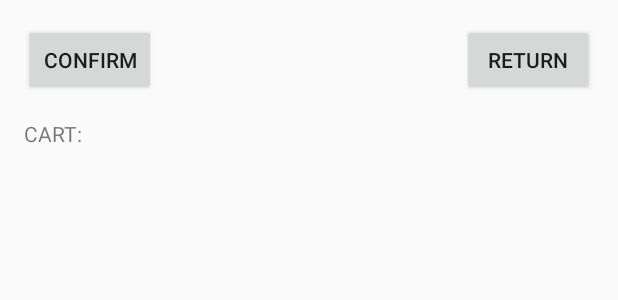
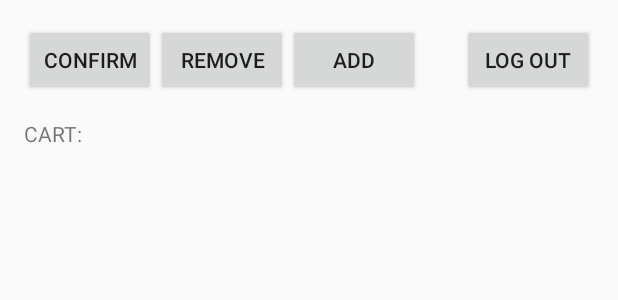
Before and after one commit to DwardTiro/-MOBAPDE--EnlistmentApp, an Android app: the layout activity_shopping_cart.xml on its own in the app's theme, with its tools: preview values and no code run, on a phone screen of 412 x 824 dp. Shown: the top 300 px of the screen. Run offline under Robolectric (Android 15) with nearby library versions, the phone set to English and light mode, and no system bars; network calls fail.

Commit message:
Most recent working state

```diff
--- a/MiniChallenge2/app/src/main/java/com/example/owner/minichallenge2/Constants.java
+++ b/MiniChallenge2/app/src/main/java/com/example/owner/minichallenge2/Constants.java
@@ -6,7 +6,7 @@ package com.example.owner.minichallenge2;
 
 public class Constants {
 
-    public static final String ROOT_URL = "http://192.168.196.2/Android/v1/";
+    public static final String ROOT_URL = "http://192.168.0.10/Android/v1/";
     public static final String URL_REGISTER = ROOT_URL+"registerUser.php";
     public static final String URL_LOGIN = ROOT_URL+"userLogin.php";
 }
--- a/MiniChallenge2/app/src/main/java/com/example/owner/minichallenge2/MainActivity.java
+++ b/MiniChallenge2/app/src/main/java/com/example/owner/minichallenge2/MainActivity.java
@@ -58,7 +58,6 @@ public class MainActivity extends AppCompatActivity {
                         System.out.println("Here boys");
                         progressDialog.dismiss();
                         try {
-                            System.out.println("YOU FINALLY GOT IN");
                             JSONObject obj = new JSONObject(response);
                             if (!obj.getBoolean("error")) {
                                 SharedPrefManager.getInstance(getApplicationContext())
@@ -69,7 +68,8 @@ public class MainActivity extends AppCompatActivity {
                                                 obj.getString("gender"),
                                                 obj.getString("reg_date")
                                         );
-                                startActivity(new Intent(getApplicationContext(), UserActivity.class));
+                                System.out.println("U here na");
+                                startActivity(new Intent(getApplicationContext(), ShoppingCartActivity.class));
                                 finish();
                             } else {
                                 Toast.makeText(
--- a/MiniChallenge2/app/src/main/java/com/example/owner/minichallenge2/UserActivity.java
+++ b/MiniChallenge2/app/src/main/java/com/example/owner/minichallenge2/UserActivity.java
@@ -1,5 +1,6 @@
 package com.example.owner.minichallenge2;
 
+import android.content.Intent;
 import android.support.v7.app.AppCompatActivity;
 import android.os.Bundle;
 
@@ -10,4 +11,6 @@ public class UserActivity extends AppCompatActivity {
         super.onCreate(savedInstanceState);
         setContentView(R.layout.activity_user);
     }
+
+
 }
--- a/MiniChallenge2/app/src/main/res/layout/activity_shopping_cart.xml
+++ b/MiniChallenge2/app/src/main/res/layout/activity_shopping_cart.xml
@@ -15,21 +15,14 @@
         android:layout_height="match_parent"
         android:layout_alignParentStart="true"
         android:layout_marginTop="35dp"
-        android:layout_below="@+id/button2" />
-
-    <Button
-        android:text="RETURN"
-        android:layout_width="wrap_content"
-        android:layout_height="wrap_content"
-        android:id="@+id/button3"
-        android:layout_alignParentTop="true"
-        android:layout_alignParentEnd="true" />
+        android:id="@+id/lvCourseList"
+        android:layout_below="@+id/btnConfirm" />
 
     <TextView
         android:text="CART:"
         android:layout_width="wrap_content"
         android:layout_height="wrap_content"
-        android:layout_below="@+id/button2"
+        android:layout_below="@+id/btnConfirm"
         android:layout_alignParentStart="true"
         android:layout_marginTop="15dp"
         android:id="@+id/textView3" />
@@ -38,7 +31,35 @@
         android:text="Confirm"
         android:layout_width="wrap_content"
         android:layout_height="wrap_content"
-        android:id="@+id/button2"
+        android:id="@+id/btnConfirm"
         android:layout_alignParentTop="true"
-        android:layout_alignParentStart="true" />
+        android:layout_alignParentStart="true"
+        android:onClick = "confirmClick"/>
+
+    <Button
+        android:text="Log Out"
+        android:layout_width="wrap_content"
+        android:layout_height="wrap_content"
+        android:id="@+id/btnLogout"
+        android:onClick="logoutClick"
+        android:layout_alignParentTop="true"
+        android:layout_alignParentEnd="true" />
+
+    <Button
+        android:text="Remove"
+        android:layout_width="wrap_content"
+        android:layout_height="wrap_content"
+        android:id="@+id/btnRemove"
+        android:onClick="removeClick"
+        android:layout_alignParentTop="true"
+        android:layout_toEndOf="@+id/btnConfirm" />
+
+    <Button
+        android:text="Add"
+        android:layout_width="wrap_content"
+        android:layout_height="wrap_content"
+        android:id="@+id/btnAdd"
+        android:layout_alignParentTop="true"
+        android:layout_toEndOf="@+id/btnRemove"
+        android:onClick="addClick"/>
 </RelativeLayout>
```
Also changed, not shown: MiniChallenge2/app/src/main/java/com/example/owner/minichallenge2/Course.java (+8 -0 lines), MiniChallenge2/app/src/main/java/com/example/owner/minichallenge2/ShoppingCartActivity.java (+53 -0 lines).
